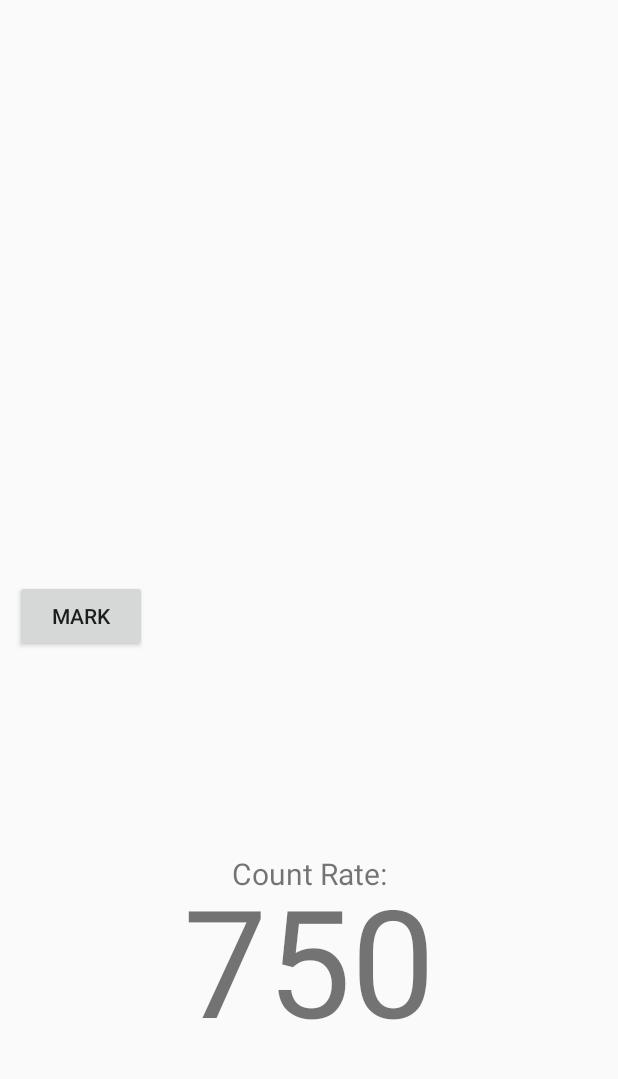
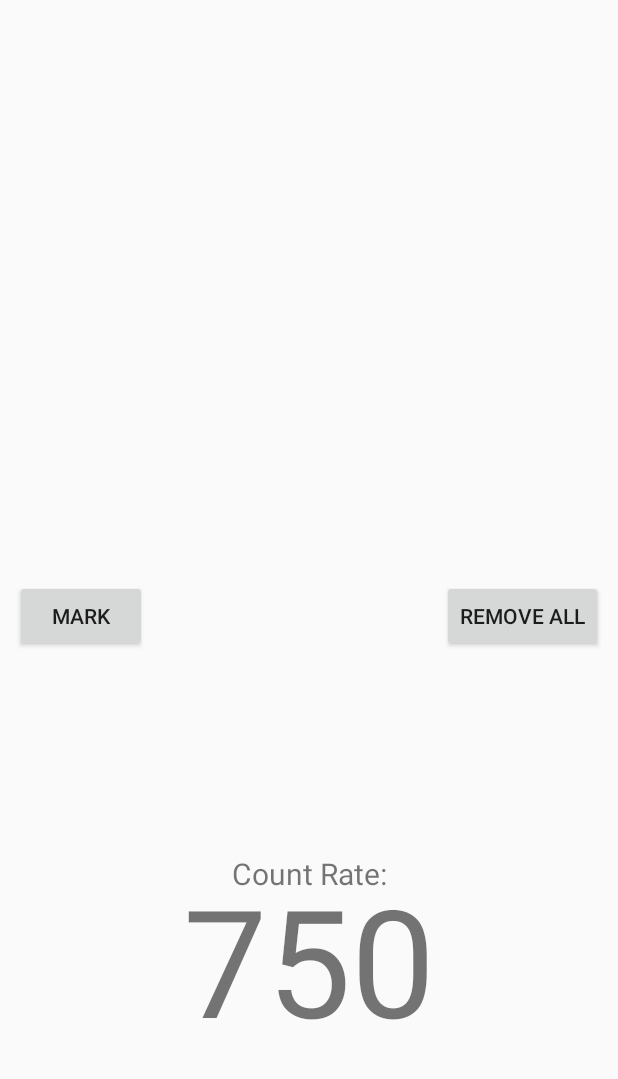
Before and after one commit to experimex/DIYgm-Android, an Android app: the screen it shows after launch (MapsActivity), after a tap on "HIDE", on a phone screen of 412 x 824 dp, the part 53-1132 px from its top. Run offline under Robolectric (Android 15) with nearby library versions, the phone set to English and light mode, and no system bars; libraries missing offline, so code that uses them is left out: com.tbruyelle.rxpermissions2; 2 statements that could not run were skipped.

Commit message:
Add remove all button

```diff
--- a/app/src/main/java/com/experimex/diygm_android/MapsActivity.java
+++ b/app/src/main/java/com/experimex/diygm_android/MapsActivity.java
@@ -13,6 +13,7 @@ import com.google.android.gms.maps.GoogleMap;
 import com.google.android.gms.maps.OnMapReadyCallback;
 import com.google.android.gms.maps.SupportMapFragment;
 import com.google.android.gms.maps.model.LatLng;
+import com.google.android.gms.maps.model.Marker;
 import com.google.android.gms.maps.model.MarkerOptions;
 import com.google.android.gms.tasks.OnSuccessListener;
 import com.tbruyelle.rxpermissions2.RxPermissions;
@@ -23,12 +24,15 @@ import android.widget.Button;
 import android.widget.LinearLayout;
 import android.widget.TextView;
 
+import java.util.ArrayList;
+
 public class MapsActivity extends FragmentActivity implements OnMapReadyCallback {
 
     private GoogleMap mMap;
     TextView t;
     private FusedLocationProviderClient fusedLocationClient;
     int currentCount = 0;
+    ArrayList<Marker> markers = new ArrayList<Marker>(0);
 
     @Override
     protected void onCreate(Bundle savedInstanceState) {
@@ -64,6 +68,14 @@ public class MapsActivity extends FragmentActivity implements OnMapReadyCallback
             }
         });
 
+        final Button removeAllButton = findViewById(R.id.removeall_button);
+        removeAllButton.setOnClickListener(new View.OnClickListener() {
+            public void onClick(View v) {
+                removeAllMarkers();
+            }
+        });
+
+
         final Button hideButton = findViewById(R.id.hide_button);
         hideButton.setOnClickListener(new View.OnClickListener() {
             public void onClick(View v) {
@@ -88,10 +100,17 @@ public class MapsActivity extends FragmentActivity implements OnMapReadyCallback
                     public void onSuccess(Location location) {
                         if (location != null) {
                             LatLng currentLocation = new LatLng(location.getLatitude(), location.getLongitude());
-                            mMap.addMarker(new MarkerOptions().position(currentLocation).title(String.valueOf(currentCount)));
+                            markers.add(mMap.addMarker(new MarkerOptions().position(currentLocation).title(String.valueOf(currentCount))));
+
                         }
                     }
                 });
 
     }
+
+    void removeAllMarkers() {
+        for (int i = 0; i < markers.size(); i++) {
+            markers.get(i).remove();
+        }
+    }
 }
--- a/app/src/main/res/layout/activity_maps.xml
+++ b/app/src/main/res/layout/activity_maps.xml
@@ -32,6 +32,20 @@
                 />
         </RelativeLayout>
 
+        <RelativeLayout
+            android:layout_width="match_parent"
+            android:layout_height="match_parent">
+            <Button
+                android:id="@+id/removeall_button"
+                android:layout_height="wrap_content"
+                android:layout_width="wrap_content"
+                android:text="Remove All"
+                android:layout_alignParentRight="true"
+                android:layout_marginRight="10dp"
+                android:layout_marginTop="10dp"
+                />
+        </RelativeLayout>
+
         <TextView
             android:layout_width="300dp"
             android:layout_height="40dp"
@@ -51,6 +65,7 @@
             android:layout_marginTop="50dp"
             android:gravity="center"
             android:textSize="100dp" />
+
 
         <LinearLayout xmlns:android="http://schemas.android.com/apk/res/android"
             android:id="@+id/bluetooth_layout"
```
